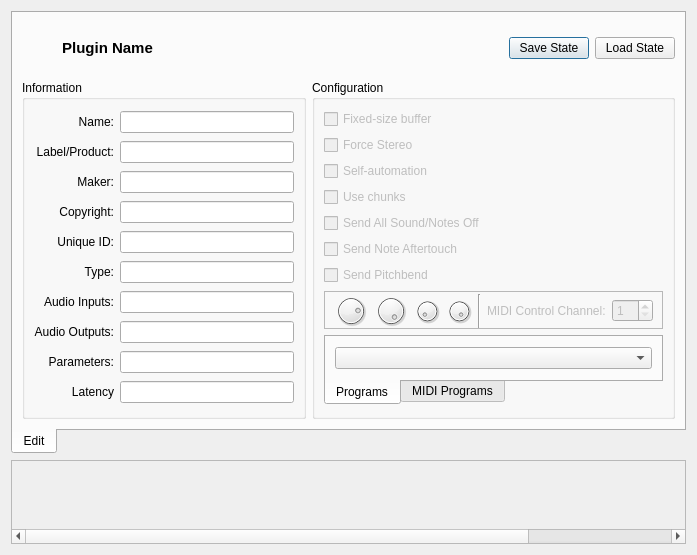
The window that resources/ui/carla_edit.ui (falkTX/Carla) describes before a commit, drawn with Qt 5.
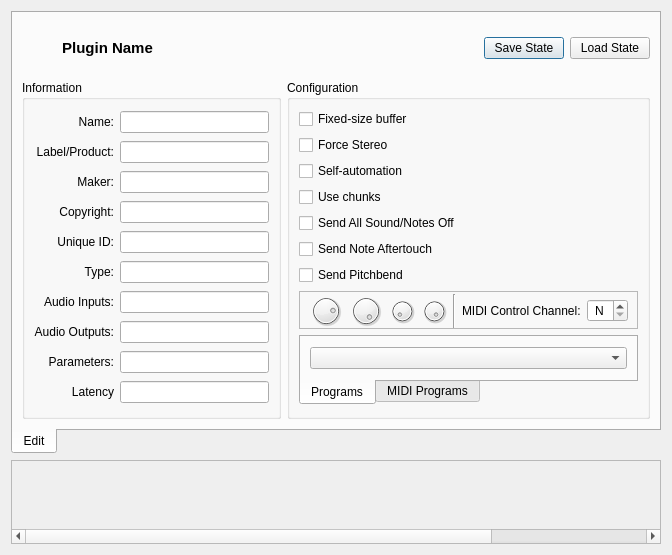
The same window after the commit. Icons and pictures are not drawn. Custom widgets are drawn as their Qt base class.

Commit message: Initial GUI code for options support

Patch:
```diff
--- a/resources/ui/carla_edit.ui
+++ b/resources/ui/carla_edit.ui
@@ -6,7 +6,7 @@
    <rect>
     <x>0</x>
     <y>0</y>
-    <width>697</width>
+    <width>672</width>
     <height>520</height>
    </rect>
   </property>
@@ -294,9 +294,6 @@
          <layout class="QVBoxLayout" name="verticalLayout_2">
           <item>
            <widget class="QCheckBox" name="ch_fixed_buffer">
-            <property name="enabled">
-             <bool>false</bool>
-            </property>
             <property name="text">
              <string>Fixed-size buffer</string>
             </property>
@@ -304,9 +301,6 @@
           </item>
           <item>
            <widget class="QCheckBox" name="ch_force_stereo">
-            <property name="enabled">
-             <bool>false</bool>
-            </property>
             <property name="text">
              <string>Force Stereo</string>
             </property>
@@ -314,9 +308,6 @@
           </item>
           <item>
            <widget class="QCheckBox" name="ch_self_automation">
-            <property name="enabled">
-             <bool>false</bool>
-            </property>
             <property name="text">
              <string>Self-automation</string>
             </property>
@@ -324,9 +315,6 @@
           </item>
           <item>
            <widget class="QCheckBox" name="ch_use_chunks">
-            <property name="enabled">
-             <bool>false</bool>
-            </property>
             <property name="text">
              <string>Use chunks</string>
             </property>
@@ -334,9 +322,6 @@
           </item>
           <item>
            <widget class="QCheckBox" name="ch_send_all_sound_off">
-            <property name="enabled">
-             <bool>false</bool>
-            </property>
             <property name="text">
              <string>Send All Sound/Notes Off</string>
             </property>
@@ -344,9 +329,6 @@
           </item>
           <item>
            <widget class="QCheckBox" name="ch_send_note_aftertouch">
-            <property name="enabled">
-             <bool>false</bool>
-            </property>
             <property name="text">
              <string>Send Note Aftertouch</string>
             </property>
@@ -354,9 +336,6 @@
           </item>
           <item>
            <widget class="QCheckBox" name="ch_send_pitchbend">
-            <property name="enabled">
-             <bool>false</bool>
-            </property>
             <property name="text">
              <string>Send Pitchbend</string>
             </property>
@@ -504,9 +483,6 @@
              </item>
              <item>
               <widget class="QLabel" name="label_ctrl_channel">
-               <property name="enabled">
-                <bool>false</bool>
-               </property>
                <property name="text">
                 <string>MIDI Control Channel:</string>
                </property>
@@ -514,15 +490,21 @@
              </item>
              <item>
               <widget class="QSpinBox" name="sb_ctrl_channel">
-               <property name="enabled">
-                <bool>false</bool>
+               <property name="alignment">
+                <set>Qt::AlignCenter</set>
+               </property>
+               <property name="specialValueText">
+                <string>N</string>
                </property>
                <property name="minimum">
-                <number>1</number>
+                <number>0</number>
                </property>
                <property name="maximum">
                 <number>16</number>
                </property>
+               <property name="value">
+                <number>0</number>
+               </property>
               </widget>
              </item>
             </layout>
```
The commit also changes 6 other files.
